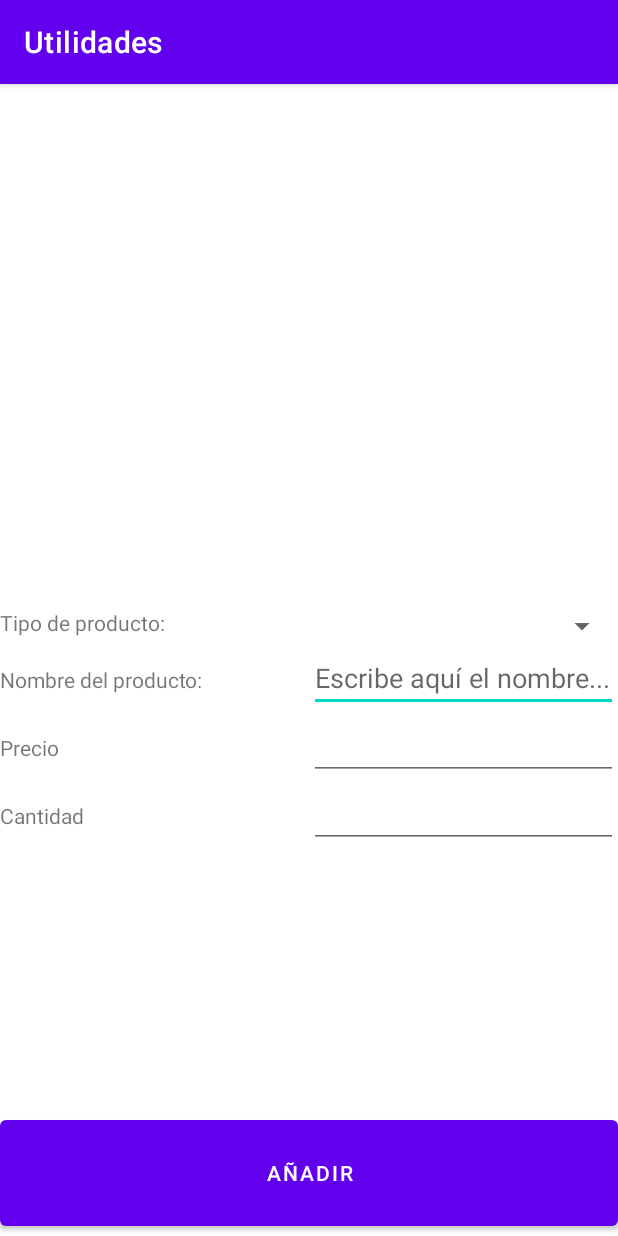
After one commit to chemecador/utilidades, an Android app: the AddActivity screen opened directly, with no data from a screen before it, on a phone screen of 412 x 824 dp. The commit adds this screen. Run offline under Robolectric (Android 15) with nearby library versions, the phone set to English and light mode, and no system bars.

Commit message:
11-10 Lista compra comienzo

```diff
--- a/app/src/main/AndroidManifest.xml
+++ b/app/src/main/AndroidManifest.xml
@@ -9,6 +9,9 @@
         android:roundIcon="@mipmap/ic_launcher_round"
         android:supportsRtl="true"
         android:theme="@style/Theme.Utilidades">
+        <activity
+            android:name=".AddActivity"
+            android:exported="true" />
         <activity
             android:name=".ListaCompraActivity"
             android:exported="false" />
--- /dev/null
+++ b/app/src/main/java/com/example/utilidades/AddActivity.java
@@ -0,0 +1,14 @@
+package com.example.utilidades;
+
+import androidx.appcompat.app.AppCompatActivity;
+
+import android.os.Bundle;
+
+public class AddActivity extends AppCompatActivity {
+
+    @Override
+    protected void onCreate(Bundle savedInstanceState) {
+        super.onCreate(savedInstanceState);
+        setContentView(R.layout.activity_add);
+    }
+}
--- a/app/src/main/java/com/example/utilidades/MainActivity.java
+++ b/app/src/main/java/com/example/utilidades/MainActivity.java
@@ -16,17 +16,22 @@ public class MainActivity extends AppCompatActivity implements View.OnClickListe
 
     Button calculadora;
     Button conversor;
+    Button listaCompra;
 
 
     @Override
     protected void onCreate(Bundle savedInstanceState) {
         super.onCreate(savedInstanceState);
         setContentView(R.layout.activity_main);
+
         calculadora = findViewById(R.id.bMainCalculadora);
         calculadora.setOnClickListener(this);
 
         conversor = findViewById(R.id.bMainConversor);
         conversor.setOnClickListener(this);
+
+        listaCompra = findViewById(R.id.bMainListaCompra);
+        listaCompra.setOnClickListener(this);
 
     }
 
@@ -40,6 +45,10 @@ public class MainActivity extends AppCompatActivity implements View.OnClickListe
             case R.id.bMainConversor:
                 Intent iConv = new Intent(this, ConversorActivity.class);
                 startActivity(iConv);
+                break;
+            case R.id.bMainListaCompra:
+                Intent iList = new Intent(this, ListaCompraActivity.class);
+                startActivity(iList);
                 break;
         }
     }
--- /dev/null
+++ b/app/src/main/res/layout/activity_add.xml
@@ -0,0 +1,111 @@
+<?xml version="1.0" encoding="utf-8"?>
+<LinearLayout xmlns:android="http://schemas.android.com/apk/res/android"
+    xmlns:app="http://schemas.android.com/apk/res-auto"
+    xmlns:tools="http://schemas.android.com/tools"
+    android:layout_width="match_parent"
+    android:layout_height="match_parent"
+    android:orientation="vertical"
+    tools:context=".AddActivity">
+
+    <ImageView
+        android:id="@+id/imageView"
+        android:layout_width="match_parent"
+        android:layout_height="wrap_content"
+        android:layout_weight="1"
+        tools:srcCompat="@tools:sample/avatars" />
+
+    <LinearLayout
+        android:layout_width="match_parent"
+        android:layout_height="wrap_content"
+        android:layout_weight="2"
+        android:gravity="center"
+        android:orientation="vertical">
+
+        <LinearLayout
+            android:layout_width="match_parent"
+            android:layout_height="wrap_content"
+            android:orientation="horizontal">
+
+            <TextView
+                android:layout_width="match_parent"
+                android:layout_height="wrap_content"
+                android:layout_weight="1"
+                android:text="@string/strTipoProducto" />
+
+            <Spinner
+                android:id="@+id/spinner"
+                android:layout_width="match_parent"
+                android:layout_height="wrap_content"
+                android:layout_weight="1" />
+        </LinearLayout>
+
+        <LinearLayout
+            android:layout_width="match_parent"
+            android:layout_height="wrap_content"
+            android:orientation="horizontal">
+
+            <TextView
+                android:layout_width="match_parent"
+                android:layout_height="wrap_content"
+                android:layout_weight="1"
+                android:text="@string/strNombreProducto" />
+
+            <EditText
+                android:id="@+id/tAddNombre"
+                android:layout_width="match_parent"
+                android:layout_height="wrap_content"
+                android:layout_weight="1"
+                android:ems="10"
+                android:hint="Escribe aquí el nombre..."
+                android:inputType="textPersonName" />
+        </LinearLayout>
+
+        <LinearLayout
+            android:layout_width="match_parent"
+            android:layout_height="wrap_content"
+            android:orientation="horizontal">
+
+            <TextView
+                android:layout_width="match_parent"
+                android:layout_height="wrap_content"
+                android:layout_weight="1"
+                android:text="@string/strPrecio" />
+
+            <EditText
+                android:id="@+id/tAddPrecio"
+                android:layout_width="match_parent"
+                android:layout_height="wrap_content"
+                android:layout_weight="1"
+                android:ems="10"
+                android:inputType="numberDecimal" />
+        </LinearLayout>
+
+        <LinearLayout
+            android:layout_width="match_parent"
+            android:layout_height="wrap_content"
+            android:orientation="horizontal">
+
+            <TextView
+                android:layout_width="match_parent"
+                android:layout_height="wrap_content"
+                android:layout_weight="1"
+                android:text="@string/strCantidad" />
+
+            <EditText
+                android:id="@+id/tAddCantidad"
+                android:layout_width="match_parent"
+                android:layout_height="wrap_content"
+                android:layout_weight="1"
+                android:ems="10"
+                android:inputType="number" />
+        </LinearLayout>
+
+    </LinearLayout>
+
+    <Button
+        android:id="@+id/bAddAnadir"
+        android:layout_width="match_parent"
+        android:layout_height="wrap_content"
+        android:layout_weight="0.2"
+        android:text="@string/strAnadir" />
+</LinearLayout>
--- a/app/src/main/res/layout/activity_lista_compra.xml
+++ b/app/src/main/res/layout/activity_lista_compra.xml
@@ -7,4 +7,9 @@
     android:orientation="vertical"
     tools:context=".ListaCompraActivity">
 
+    <Button
+        android:id="@+id/bListaAnadir"
+        android:layout_width="match_parent"
+        android:layout_height="wrap_content"
+        android:text="@string/strAnadir" />
 </LinearLayout>
--- a/app/src/main/res/values/strings.xml
+++ b/app/src/main/res/values/strings.xml
@@ -16,4 +16,8 @@
     <string name="strCalculadoraAclaracion">En la operación SQRT(x), solo se realizará la raíz cuadrada del primer número</string>
     <string name="strConvertir">Convertir</string>
     <string name="strListaCompra">Lista de la compra</string>
+    <string name="strAnadir">Añadir</string>
+    <string name="strTipoProducto">Tipo de producto:</string>
+    <string name="strNombreProducto">Nombre del producto:</string>
+    <string name="strPrecio">Precio</string>
 </resources>
```
Also changed, not shown: app/src/main/res/drawable/bebida.png (added), app/src/main/res/drawable/comida.png (added), app/src/main/res/drawable/perfumeria.png (added).
